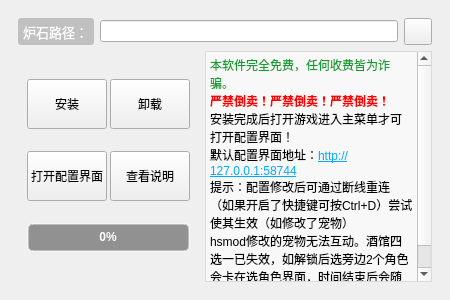
The window that hsmodinstaller.ui (Stardustll/HsModInstaller) describes before a commit, drawn with Qt 5.
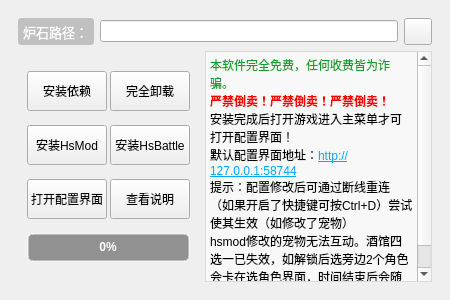
The same window after the commit. Icons and pictures are not drawn.

Commit message: 添加描述对话框功能，更新UI和安装逻辑

Diff of the .ui file:
```diff
--- a/hsmodinstaller.ui
+++ b/hsmodinstaller.ui
@@ -156,48 +156,6 @@
           <property name="verticalSpacing">
            <number>0</number>
           </property>
-          <item row="0" column="1">
-           <widget class="QPushButton" name="uninstallBtn">
-            <property name="sizePolicy">
-             <sizepolicy hsizetype="Fixed" vsizetype="Fixed">
-              <horstretch>0</horstretch>
-              <verstretch>0</verstretch>
-             </sizepolicy>
-            </property>
-            <property name="minimumSize">
-             <size>
-              <width>0</width>
-              <height>50</height>
-             </size>
-            </property>
-            <property name="text">
-             <string>卸载</string>
-            </property>
-            <property name="icon">
-             <iconset resource="resources.qrc">
-              <normaloff>:/icons/卸载.png</normaloff>:/icons/卸载.png</iconset>
-            </property>
-           </widget>
-          </item>
-          <item row="1" column="1">
-           <widget class="QPushButton" name="illustrateBtn">
-            <property name="sizePolicy">
-             <sizepolicy hsizetype="Fixed" vsizetype="Fixed">
-              <horstretch>0</horstretch>
-              <verstretch>0</verstretch>
-             </sizepolicy>
-            </property>
-            <property name="minimumSize">
-             <size>
-              <width>0</width>
-              <height>50</height>
-             </size>
-            </property>
-            <property name="text">
-             <string>查看说明</string>
-            </property>
-           </widget>
-          </item>
           <item row="0" column="0">
            <widget class="QPushButton" name="pushButton">
             <property name="sizePolicy">
@@ -209,11 +167,11 @@
             <property name="minimumSize">
              <size>
               <width>0</width>
-              <height>50</height>
+              <height>40</height>
              </size>
             </property>
             <property name="text">
-             <string>安装</string>
+             <string>安装依赖</string>
             </property>
             <property name="icon">
              <iconset resource="resources.qrc">
@@ -221,7 +179,7 @@
             </property>
            </widget>
           </item>
-          <item row="1" column="0">
+          <item row="2" column="0">
            <widget class="QPushButton" name="pushButton_3">
             <property name="sizePolicy">
              <sizepolicy hsizetype="Fixed" vsizetype="Fixed">
@@ -232,7 +190,7 @@
             <property name="minimumSize">
              <size>
               <width>0</width>
-              <height>50</height>
+              <height>40</height>
              </size>
             </property>
             <property name="text">
@@ -240,7 +198,26 @@
             </property>
            </widget>
           </item>
-          <item row="2" column="0" colspan="2">
+          <item row="2" column="1">
+           <widget class="QPushButton" name="illustrateBtn">
+            <property name="sizePolicy">
+             <sizepolicy hsizetype="Fixed" vsizetype="Fixed">
+              <horstretch>0</horstretch>
+              <verstretch>0</verstretch>
+             </sizepolicy>
+            </property>
+            <property name="minimumSize">
+             <size>
+              <width>0</width>
+              <height>40</height>
+             </size>
+            </property>
+            <property name="text">
+             <string>查看说明</string>
+            </property>
+           </widget>
+          </item>
+          <item row="3" column="0" colspan="2">
            <widget class="QProgressBar" name="progressBar">
             <property name="enabled">
              <bool>true</bool>
@@ -280,6 +257,67 @@
             </property>
            </widget>
           </item>
+          <item row="0" column="1">
+           <widget class="QPushButton" name="uninstallBtn">
+            <property name="sizePolicy">
+             <sizepolicy hsizetype="Fixed" vsizetype="Fixed">
+              <horstretch>0</horstretch>
+              <verstretch>0</verstretch>
+             </sizepolicy>
+            </property>
+            <property name="minimumSize">
+             <size>
+              <width>0</width>
+              <height>40</height>
+             </size>
+            </property>
+            <property name="text">
+             <string>完全卸载</string>
+            </property>
+            <property name="icon">
+             <iconset resource="resources.qrc">
+              <normaloff>:/icons/卸载.png</normaloff>:/icons/卸载.png</iconset>
+            </property>
+           </widget>
+          </item>
+          <item row="1" column="0">
+           <widget class="QPushButton" name="InsHmBtn">
+            <property name="sizePolicy">
+             <sizepolicy hsizetype="Minimum" vsizetype="Fixed">
+              <horstretch>0</horstretch>
+              <verstretch>0</verstretch>
+             </sizepolicy>
+            </property>
+            <property name="minimumSize">
+             <size>
+              <width>0</width>
+              <height>40</height>
+             </size>
+            </property>
+            <property name="text">
+             <string>安装HsMod</string>
+            </property>
+           </widget>
+          </item>
+          <item row="1" column="1">
+           <widget class="QPushButton" name="InHbBtn">
+            <property name="sizePolicy">
+             <sizepolicy hsizetype="Minimum" vsizetype="Fixed">
+              <horstretch>0</horstretch>
+              <verstretch>0</verstretch>
+             </sizepolicy>
+            </property>
+            <property name="minimumSize">
+             <size>
+              <width>0</width>
+              <height>40</height>
+             </size>
+            </property>
+            <property name="text">
+             <string>安装HsBattle</string>
+            </property>
+           </widget>
+          </item>
          </layout>
         </widget>
        </item>
```
The commit also changes 6 other files.
